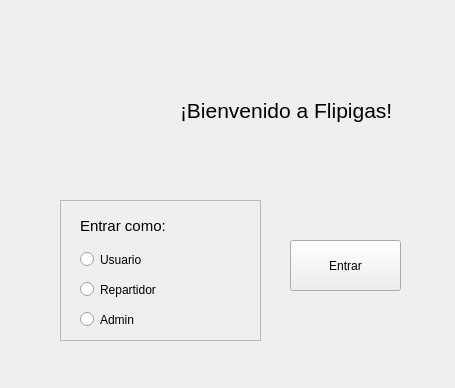
Above: Flipigas/mainwindow.ui from emedemarcelo/FlipigasTEL102 before the change. Below: the same form after it.
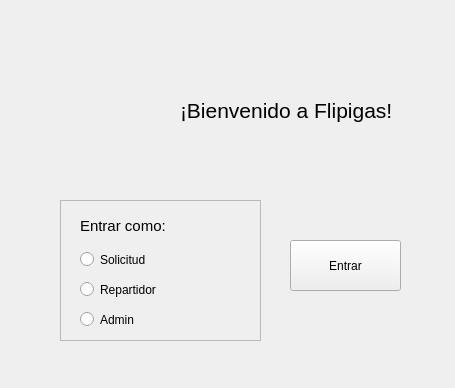
That is the form after the change. Icons and pictures are not drawn.

```diff
--- a/Flipigas/mainwindow.ui
+++ b/Flipigas/mainwindow.ui
@@ -39,7 +39,7 @@
       </rect>
      </property>
      <property name="text">
-      <string>Usuario</string>
+      <string>Solicitud</string>
      </property>
     </widget>
     <widget class="QRadioButton" name="repartidor_radioButton">
@@ -47,7 +47,7 @@
       <rect>
        <x>20</x>
        <y>80</y>
-       <width>84</width>
+       <width>101</width>
        <height>19</height>
       </rect>
      </property>
```
